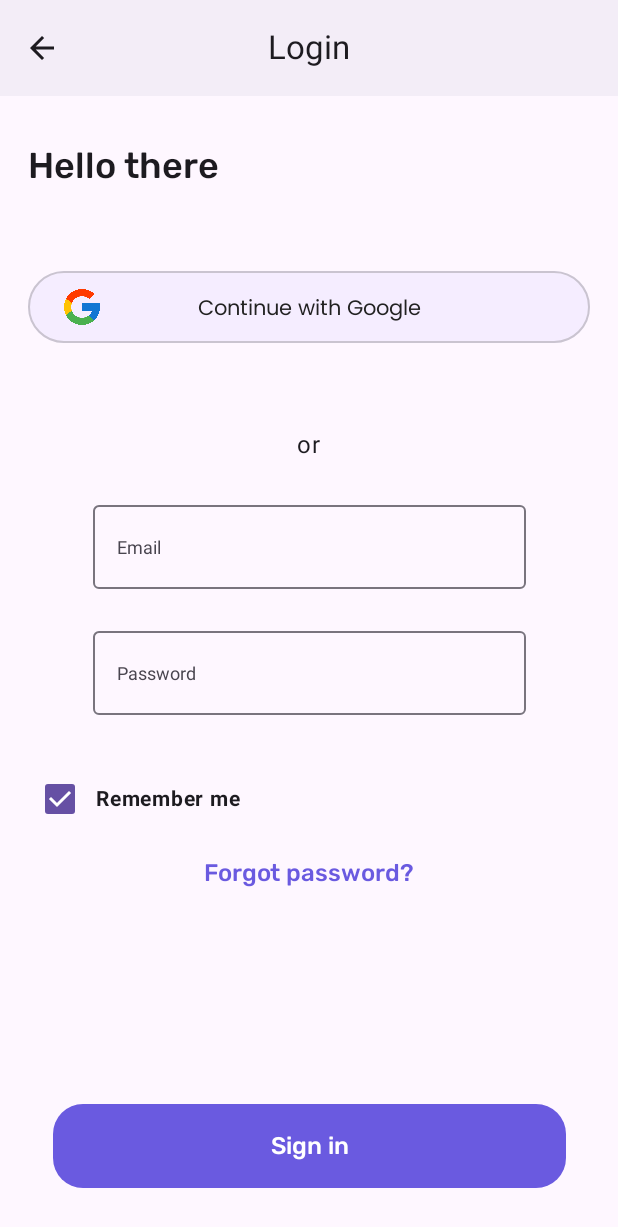
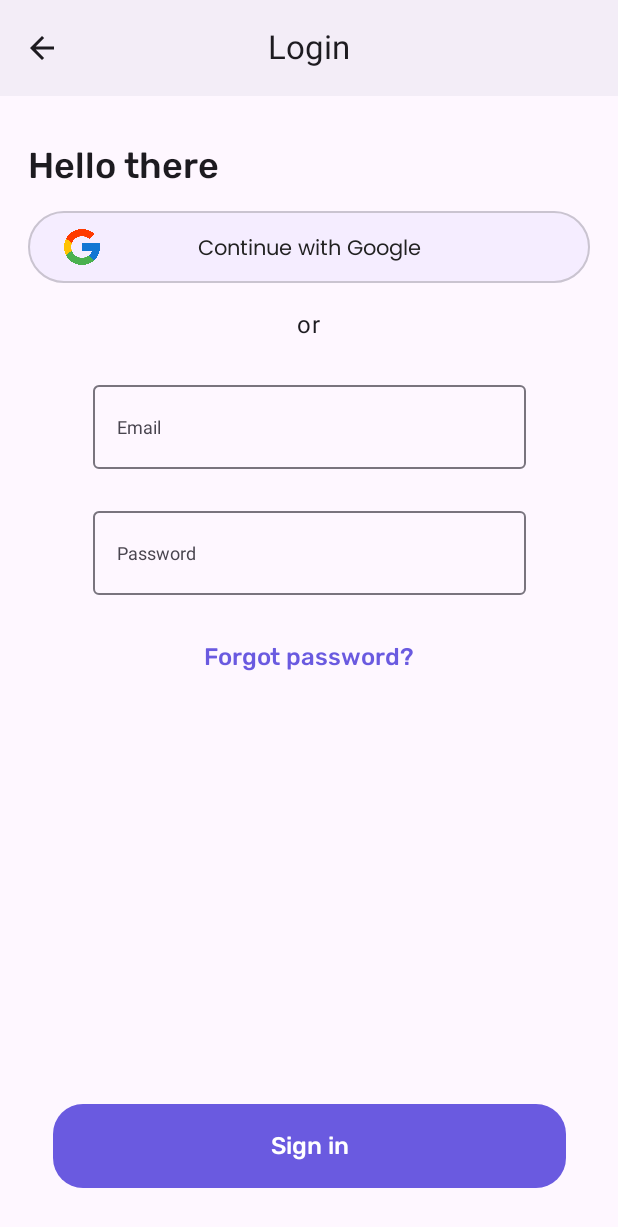
Before and after one commit to Striker471/QuizApp, an Android app built with Jetpack Compose: the LoginScreen screen opened through its navigation route, on a phone screen of 412 x 824 dp. Shown: the top 1227 px of the screen. Run offline under Robolectric (Android 15) with nearby library versions, the phone set to English and light mode, and no system bars; our stand-ins replace Dagger/Hilt's generated code, Firebase (no records; nobody signed in at launch, a user with empty details on screens opened directly).

Commit message:
BottomBar impl, menu screens

```diff
--- a/app/src/main/java/com/example/quizapp/MainActivity.kt
+++ b/app/src/main/java/com/example/quizapp/MainActivity.kt
@@ -14,8 +14,11 @@ import androidx.navigation.compose.composable
 import androidx.navigation.compose.navigation
 import androidx.navigation.compose.rememberNavController
 import com.example.quizapp.presentation.create_quiz.CreateQuizScreen
+import com.example.quizapp.presentation.library.LibraryScreen
 import com.example.quizapp.presentation.login.LoginScreen
 import com.example.quizapp.presentation.menu.MenuScreen
+import com.example.quizapp.presentation.my_quizzes.MyQuizzesScreen
+import com.example.quizapp.presentation.profile.ProfileScreen
 import com.example.quizapp.presentation.register.RegisterScreen
 import com.example.quizapp.presentation.reset_password.ResetPasswordScreen
 import com.example.quizapp.presentation.start.StartScreen
@@ -34,13 +37,6 @@ class MainActivity : ComponentActivity() {
                 val navController = rememberNavController()
                 // A surface container using the 'background' color from the theme
                 Surface(modifier = Modifier.fillMaxSize(), color = colorResource(R.color.surface)) {
-//                    MenuScreen()
-//                    CreateQuizScreen()
-//                    RegisterScreen()
-//                    CreateQuestionScreen(navController)
-//                    StartScreen()
-//                    LoginScreen()
-//                    ResetPasswordScreen()
                     NavHost(
                         navController = navController,
                         startDestination = NestedGraph.AuthGraph.route
@@ -50,18 +46,17 @@ class MainActivity : ComponentActivity() {
                             route = NestedGraph.AuthGraph.route
                         ) {
                             composable(Screen.StartScreen.route) {
-                                StartScreen(navController)
+                                StartScreen(navController = navController)
                             }
                             composable(Screen.LoginScreen.route) {
-                                LoginScreen(navController)
+                                LoginScreen(navController = navController)
                             }
                             composable(Screen.RegisterScreen.route) {
-                                RegisterScreen(navController)
+                                RegisterScreen(navController = navController)
                             }
                             composable(Screen.ResetPasswordScreen.route) {
                                 ResetPasswordScreen(navController = navController)
                             }
-
                         }
                         navigation(
                             startDestination = NestedGraph.MenuGraph.startDestination,
@@ -71,6 +66,15 @@ class MainActivity : ComponentActivity() {
                             composable(Screen.MenuScreen.route) {
                                 MenuScreen(navController = navController)
                             }
+                            composable(Screen.ProfileScreen.route) {
+                                ProfileScreen(navController = navController)
+                            }
+                            composable(Screen.LibraryScreen.route) {
+                                LibraryScreen(navController = navController)
+                            }
+                            composable(Screen.MyQuizzesScreen.route) {
+                                MyQuizzesScreen(navController = navController)
+                            }
                         }
                     }
                 }
@@ -78,17 +82,3 @@ class MainActivity : ComponentActivity() {
         }
     }
 }
-
-
-@Composable
-fun Greeting(name: String) {
-    Text(text = "Hello $name!")
-}
-
-@Preview(showBackground = true)
-@Composable
-fun DefaultPreview() {
-    QuizAppTheme {
-        Greeting("Android")
-    }
-}
--- /dev/null
+++ b/app/src/main/java/com/example/quizapp/presentation/bottom_bar/BottomBar.kt
@@ -0,0 +1,90 @@
+package com.example.quizapp.presentation.bottom_bar
+
+
+import androidx.compose.material.icons.Icons
+import androidx.compose.material.icons.filled.Folder
+import androidx.compose.material.icons.filled.FolderShared
+import androidx.compose.material.icons.filled.Home
+import androidx.compose.material.icons.filled.Person
+import androidx.compose.material.icons.outlined.Folder
+import androidx.compose.material.icons.outlined.FolderShared
+import androidx.compose.material.icons.outlined.Home
+import androidx.compose.material.icons.outlined.Person
+import androidx.compose.material3.Icon
+import androidx.compose.material3.NavigationBar
+import androidx.compose.material3.NavigationBarItem
+import androidx.compose.material3.Text
+import androidx.compose.runtime.Composable
+import androidx.compose.runtime.getValue
+import androidx.compose.ui.res.stringResource
+import androidx.hilt.navigation.compose.hiltViewModel
+import androidx.navigation.NavController
+import androidx.navigation.compose.currentBackStackEntryAsState
+import com.example.quizapp.R
+import com.example.quizapp.presentation.model.BottomNavigationItem
+import com.example.quizapp.presentation.util.Screen
+
+@Composable
+fun BottomBar(
+    navController: NavController,
+    viewModel: BottomBarSharedViewModel = hiltViewModel()
+) {
+//    val navBackStackEntry by navController.currentBackStackEntryAsState()
+//    val currentRoute = navBackStackEntry?.destination?.route
+
+    val currentRoute = navController.currentDestination?.route
+
+    val items = listOf(
+        BottomNavigationItem(
+            title = stringResource(R.string.home),
+            selectedIcon = Icons.Filled.Home,
+            unselectedIcon = Icons.Outlined.Home,
+            hasNews = false,
+            route = Screen.MenuScreen.route
+        ),
+        BottomNavigationItem(
+            title = stringResource(R.string.library),
+            selectedIcon = Icons.Filled.Folder,
+            unselectedIcon = Icons.Outlined.Folder,
+            hasNews = false,
+            route = Screen.LibraryScreen.route
+        ),
+        BottomNavigationItem(
+            title = stringResource(R.string.my_quizzes),
+            selectedIcon = Icons.Filled.FolderShared,
+            unselectedIcon = Icons.Outlined.FolderShared,
+            hasNews = false,
+            route = Screen.MyQuizzesScreen.route
+        ),
+        BottomNavigationItem(
+            title = stringResource(R.string.profile),
+            selectedIcon = Icons.Filled.Person,
+            unselectedIcon = Icons.Outlined.Person,
+            hasNews = false,
+            route = Screen.ProfileScreen.route
+        ),
+    )
+
+    NavigationBar {
+        items.forEach { item ->
+            NavigationBarItem(
+                selected = currentRoute == item.route,
+                onClick = {
+                    navController.navigate(item.route) {
+                        launchSingleTop = true
+                    }
+                },
+                label = {
+                    Text(text = item.title)
+                },
+                icon = {
+                    Icon(
+                        imageVector = if (currentRoute == item.route) {
+                            item.selectedIcon
+                        } else item.unselectedIcon,
+                        contentDescription = item.title
+                    )
+                })
+        }
+    }
+}
--- /dev/null
+++ b/app/src/main/java/com/example/quizapp/presentation/bottom_bar/BottomBarSharedViewModel.kt
@@ -0,0 +1,13 @@
+package com.example.quizapp.presentation.bottom_bar
+
+import android.view.View
+import androidx.lifecycle.ViewModel
+import dagger.hilt.android.lifecycle.HiltViewModel
+import javax.inject.Inject
+import javax.inject.Singleton
+
+@HiltViewModel
+class BottomBarSharedViewModel @Inject constructor(
+
+) :ViewModel() {
+}
--- a/app/src/main/java/com/example/quizapp/presentation/components/MenuCardWithNavigation.kt
+++ b/app/src/main/java/com/example/quizapp/presentation/components/MenuCardWithNavigation.kt
@@ -18,21 +18,23 @@ import com.example.quizapp.R
 
 @Composable
 fun MenuCardWithNavigation(
-    title: String
-){
+    title: String,
+    onClick: () -> Unit
+) {
     Row(
         horizontalArrangement = Arrangement.SpaceBetween,
-        modifier = Modifier.fillMaxWidth()
+        modifier = Modifier
+            .fillMaxWidth()
             .padding(horizontal = 24.dp),
         verticalAlignment = Alignment.CenterVertically
-    ){
+    ) {
         Text(
             text = title,
             style = MaterialTheme.typography.headlineMedium
         )
         Row(
             modifier = Modifier.clickable(onClick = {
-
+                onClick
             }),
             verticalAlignment = Alignment.CenterVertically
         ) {
--- /dev/null
+++ b/app/src/main/java/com/example/quizapp/presentation/components/NavigationItems.kt
@@ -0,0 +1 @@
+package com.example.quizapp.presentation.components
--- a/app/src/main/java/com/example/quizapp/presentation/login/LoginScreen.kt
+++ b/app/src/main/java/com/example/quizapp/presentation/login/LoginScreen.kt
@@ -33,6 +33,7 @@ import com.example.quizapp.presentation.components.MainActionButton
 import com.example.quizapp.presentation.components.MainOutlinedTextField
 import com.example.quizapp.presentation.components.OutlinedButtonWithImage
 import com.example.quizapp.presentation.register.RegisterViewModel
+import com.example.quizapp.presentation.util.NestedGraph
 import com.example.quizapp.presentation.util.Screen
 import kotlinx.coroutines.flow.collectLatest
 
@@ -58,7 +59,7 @@ fun LoginScreen(
         contract = ActivityResultContracts.StartActivityForResult(),
         onResult = { result ->
             if (result.resultCode == Activity.RESULT_OK)
-                    result.data?.let {
+                result.data?.let {
                     viewModel.onEvent(LoginEvent.StandardGoogleSignIn(it))
                 }
         }
@@ -72,8 +73,11 @@ fun LoginScreen(
                 }
 
                 is LoginViewModel.UiEvent.MenuNavigate -> {
-                    navController.navigate(Screen.MenuScreen.route)
-
+                    navController.navigate(NestedGraph.MenuGraph.route) {
+                        popUpTo(NestedGraph.AuthGraph.route) {
+                            inclusive = true
+                        }
+                    }
                     //popup i nested graph do zrobienia
                 }
 
@@ -131,21 +135,20 @@ fun LoginScreen(
                     text = stringResource(R.string.hello_there),
                     style = MaterialTheme.typography.headlineMedium,
                 )
-                Spacer(modifier = Modifier.height(56.dp))
+                Spacer(modifier = Modifier.height(16.dp))
                 OutlinedButtonWithImage(
                     onClick = { viewModel.onEvent(LoginEvent.GoogleSignInClick) },
                     text = stringResource(R.string.continue_with_google),
                     icon = R.drawable.google_icon
                 )
             }
-            Spacer(modifier = Modifier.height(56.dp))
+            Spacer(modifier = Modifier.height(16.dp))
             Text(stringResource(R.string.or))
             Spacer(modifier = Modifier.height(16.dp))
             MainOutlinedTextField(
                 text = state.email,
                 onValueChange = { viewModel.onEvent(LoginEvent.EnteredEmail(it)) },
                 label = stringResource(R.string.email)
-
             )
             Spacer(modifier = Modifier.height(16.dp))
             MainOutlinedTextField(
@@ -154,25 +157,6 @@ fun LoginScreen(
                 label = stringResource(R.string.password)
             )
             Spacer(modifier = Modifier.height(32.dp))
-            val checkedState = remember { mutableStateOf(true) }
-            Row(
-                modifier = Modifier
-                    .fillMaxWidth()
-                    .padding(start = 16.dp),
-                verticalAlignment = Alignment.CenterVertically
-
-            ) {
-                Checkbox(
-                    checked = checkedState.value,
-                    onCheckedChange = { checkedState.value = it }
-                )
-                Text(
-                    text = stringResource(R.string.rembember_me),
-                    fontSize = 14.sp,
-                    fontWeight = FontWeight.Bold
-                )
-            }
-            Spacer(modifier = Modifier.height(16.dp))
             Text(
                 text = stringResource(R.string.forgot_password),
                 style = TextStyle(
--- a/app/src/main/java/com/example/quizapp/presentation/menu/MenuScreen.kt
+++ b/app/src/main/java/com/example/quizapp/presentation/menu/MenuScreen.kt
@@ -3,6 +3,8 @@ package com.example.quizapp.presentation.menu
 
 import androidx.compose.foundation.layout.*
 import androidx.compose.foundation.lazy.LazyRow
+import androidx.compose.foundation.rememberScrollState
+import androidx.compose.foundation.verticalScroll
 import androidx.compose.material.icons.Icons
 import com.example.quizapp.R
 import androidx.compose.material.icons.filled.Menu
@@ -14,14 +16,17 @@ import androidx.compose.ui.Alignment
 import androidx.compose.ui.Modifier
 import androidx.compose.ui.res.stringResource
 import androidx.compose.ui.unit.dp
+import androidx.hilt.navigation.compose.hiltViewModel
 import androidx.navigation.NavController
+import com.example.quizapp.presentation.bottom_bar.BottomBar
 import com.example.quizapp.presentation.components.CenterTopAppBar
 import com.example.quizapp.presentation.components.MenuCardWithNavigation
 import com.example.quizapp.presentation.components.QuizCard
 
 @Composable
 fun MenuScreen(
-    navController: NavController
+    navController: NavController,
+    viewModel: MenuViewModel = hiltViewModel()
 ) {
 
 
@@ -38,6 +43,9 @@ fun MenuScreen(
                     }
                 },
             )
+        },
+        bottomBar = {
+            BottomBar(navController = navController)
         }) { innerPadding ->
         Column(
             modifier = Modifier
@@ -45,12 +53,14 @@ fun MenuScreen(
                     bottom = innerPadding.calculateBottomPadding(),
                     top = innerPadding.calculateTopPadding()
                 )
-                .fillMaxSize(),
+                .fillMaxSize()
+                .verticalScroll(rememberScrollState()),
             horizontalAlignment = Alignment.CenterHorizontally
         ) {
             Spacer(modifier = Modifier.height(32.dp))
             MenuCardWithNavigation(
-                "The latest"
+                title = stringResource(R.string.the_latest),
+                onClick = {}
             )
             Spacer(modifier = Modifier.height(24.dp))
             LazyRow(
@@ -63,6 +73,26 @@ fun MenuScreen(
                     Spacer(modifier = Modifier.width(8.dp))
                 }
             }
+            Spacer(modifier = Modifier.height(32.dp))
+
+            MenuCardWithNavigation(
+                title = stringResource(R.string.most_popular),
+                onClick = {}
+            )
+            Spacer(modifier = Modifier.height(24.dp))
+            LazyRow(
+                modifier = Modifier
+                    .fillMaxWidth()
+                    .padding(start = 16.dp)
+            ) {
+                items(8) {
+                    QuizCard()
+                    Spacer(modifier = Modifier.width(8.dp))
+                }
+            }
+
+
+
         }
     }
 }
--- /dev/null
+++ b/app/src/main/java/com/example/quizapp/presentation/menu/MenuViewModel.kt
@@ -0,0 +1,13 @@
+package com.example.quizapp.presentation.menu
+
+import androidx.lifecycle.ViewModel
+import dagger.hilt.android.lifecycle.HiltViewModel
+import javax.inject.Inject
+
+@HiltViewModel
+class MenuViewModel @Inject constructor(
+
+) : ViewModel() {
+
+
+}
--- /dev/null
+++ b/app/src/main/java/com/example/quizapp/presentation/model/BottomNavigationItem.kt
@@ -0,0 +1,12 @@
+package com.example.quizapp.presentation.model
+
+import androidx.compose.ui.graphics.vector.ImageVector
+
+data class BottomNavigationItem(
+    val title: String,
+    val selectedIcon: ImageVector,
+    val unselectedIcon: ImageVector,
+    val hasNews: Boolean,
+    val badgeCount: Int? = null,
+    val route: String
+)
--- a/app/src/main/java/com/example/quizapp/presentation/util/Screen.kt
+++ b/app/src/main/java/com/example/quizapp/presentation/util/Screen.kt
@@ -8,8 +8,9 @@ sealed class Screen(val route: String) {
     object MenuScreen : Screen("menu_screen")
     object CreateQuizScreen : Screen("create_quiz_screen")
     object CreateQuestionScreen : Screen("create_question_screen")
-
-
+    object ProfileScreen : Screen("profile_screen")
+    object MyQuizzesScreen : Screen("my_quizzes_screen")
+    object LibraryScreen : Screen("library_screen")
 
 
 }
--- a/app/src/main/res/values/strings.xml
+++ b/app/src/main/res/values/strings.xml
@@ -36,6 +36,10 @@
     <string name="correct_answear">Correct Answear</string>
     <string name="delete">Delete</string>
     <string name="finish">Finish</string>
+    <string name="home">Home</string>
+    <string name="profile">Profile</string>
+    <string name="library">Library</string>
+    <string name="my_quizzes">My Quizzes</string>
 
 
 </resources>
```
Also changed, not shown: app/src/main/java/com/example/quizapp/presentation/components/MenuNavigationDrawer.kt (added, +43 -0 lines), app/src/main/java/com/example/quizapp/presentation/library/LibraryScreen.kt (added, +11 -0 lines), app/src/main/java/com/example/quizapp/presentation/model/NavigationItem.kt (added, +11 -0 lines), app/src/main/java/com/example/quizapp/presentation/my_quizzes/MyQuizzesScreen.kt (added, +10 -0 lines), app/src/main/java/com/example/quizapp/presentation/profile/ProfileScreen.kt (added, +10 -0 lines).
